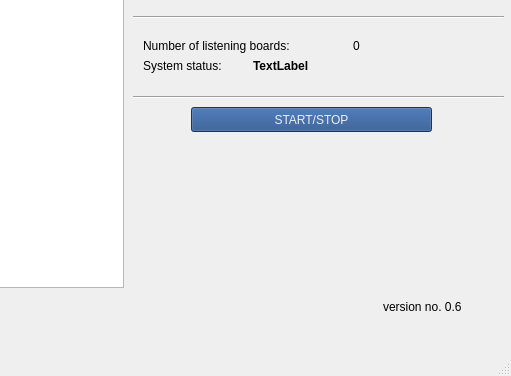
Above: mainwindow.ui from Marlowess/PRTS-ESP32-server before the change; both pictures show x 717 to 1228 and y 349 to 725 of the 1228 by 725 pixel window. Below: the same form after it.
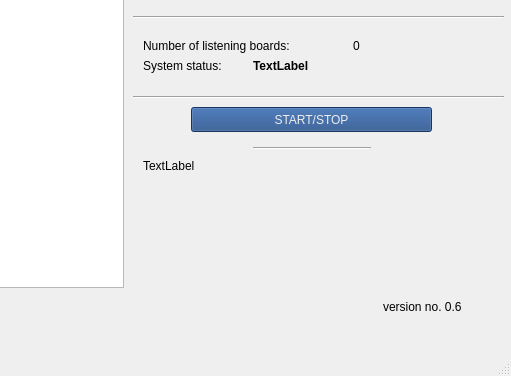
That is the form after the change. Custom widgets are drawn as their Qt base class.

```diff
--- a/mainwindow.ui
+++ b/mainwindow.ui
@@ -515,6 +515,32 @@
      <string>START/STOP</string>
     </property>
    </widget>
+   <widget class="QLabel" name="mac_addresses">
+    <property name="geometry">
+     <rect>
+      <x>860</x>
+      <y>470</y>
+      <width>351</width>
+      <height>17</height>
+     </rect>
+    </property>
+    <property name="text">
+     <string>TextLabel</string>
+    </property>
+   </widget>
+   <widget class="Line" name="line_6">
+    <property name="geometry">
+     <rect>
+      <x>970</x>
+      <y>460</y>
+      <width>118</width>
+      <height>3</height>
+     </rect>
+    </property>
+    <property name="orientation">
+     <enum>Qt::Horizontal</enum>
+    </property>
+   </widget>
   </widget>
   <widget class="QMenuBar" name="menuBar">
    <property name="geometry">
```
